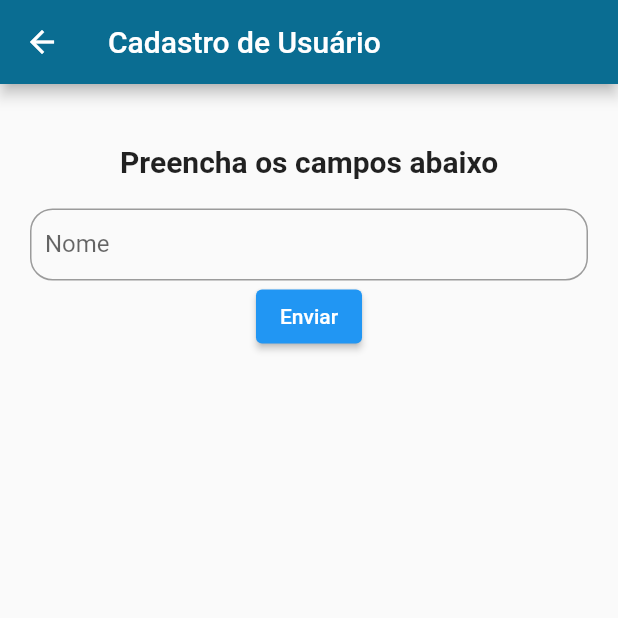
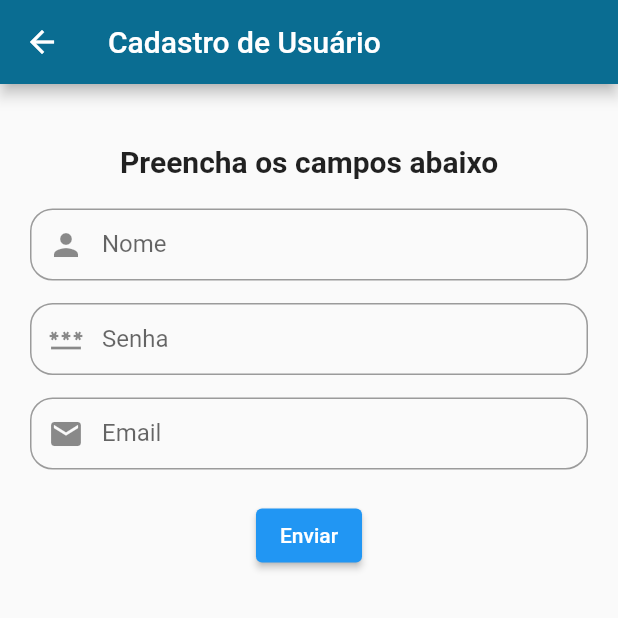
Before and after one commit to marcosfilipi/coordinates_list, a Flutter app: the screen it shows after launch, after a tap on "Criar nova conta", on a phone screen of 412 x 824 dp, the top half of it. Run offline on Flutter 3.47's test engine with Material 2 defaults, Android fonts, the light colour scheme and no system bars; our stand-ins replace flutter_signin_button.

Commit message:
camposda tela de cadastro

```diff
--- a/coordinates_list/lib/Pages/cadastro_usuario.dart
+++ b/coordinates_list/lib/Pages/cadastro_usuario.dart
@@ -34,26 +34,18 @@ class _RegisterUserScreenState extends State<RegisterUserScreen> {
               ),
             ),
             SizedBox(height: 20),
-            Center(
-              child: Form(
-                key: _formKey,
-                child: TextFormField(
-                  decoration: InputDecoration(
-                    contentPadding: EdgeInsets.all(10),
-                    border: OutlineInputBorder(
-                        borderRadius: BorderRadius.circular(15)),
-                    labelText: 'Nome',
-                  ),
-                  validator: (value) {
-                    if (value == null || value.isEmpty) {
-                      return 'Preencha os campos ';
-                    }
-
-                    return null;
-                  },
-                ),
-              ),
+            CustomTextFild(
+              label: "Nome",
+              icon: Icons.person,
             ),
+            SizedBox(height: 15),
+            CustomTextFild(label: "Senha", icon: Icons.password),
+            SizedBox(height: 15),
+            CustomTextFild(
+              label: "Email",
+              icon: Icons.email,
+            ),
+            SizedBox(height: 20),
             ElevatedButton(
               onPressed: () {
                 if (_formKey.currentState!.validate()) {
@@ -70,3 +62,30 @@ class _RegisterUserScreenState extends State<RegisterUserScreen> {
     );
   }
 }
+
+class CustomTextFild extends StatelessWidget {
+  final String label;
+  final IconData? icon;
+
+  const CustomTextFild({Key? key, required this.label, required this.icon})
+      : super(key: key);
+
+  @override
+  Widget build(BuildContext context) {
+    return TextFormField(
+      decoration: InputDecoration(
+        contentPadding: EdgeInsets.all(10),
+        border: OutlineInputBorder(borderRadius: BorderRadius.circular(15)),
+        labelText: label,
+        prefixIcon: icon == null ? null : Icon(icon),
+      ),
+      validator: (value) {
+        if (value == null || value.isEmpty) {
+          return 'Preencha os campos ';
+        }
+
+        return null;
+      },
+    );
+  }
+}
--- /dev/null
+++ b/coordinates_list/lib/firebase_option.dart
@@ -0,0 +1 @@
+// TODO Implement this library.
--- a/coordinates_list/lib/main.dart
+++ b/coordinates_list/lib/main.dart
@@ -1,8 +1,11 @@
+//import 'package:firebase_core/firebase_core.dart';
+//import 'firebase_option.dart';
 import 'package:coordinates_list/Pages/login.dart';
-import 'package:coordinates_list/models/item.dart';
 import 'package:flutter/material.dart';
 
 void main() {
+  WidgetsFlutterBinding.ensureInitialized();
+
   runApp(const MyApp());
 }
 
--- a/coordinates_list/pubspec.yaml
+++ b/coordinates_list/pubspec.yaml
@@ -36,6 +36,7 @@ dependencies:
   cupertino_icons: ^1.0.2
   flutter_signin_button: ^2.0.0
   hexcolor: ^2.0.7
+  firebase_core: ^1.18.0
 
 dev_dependencies:
   flutter_test:
```
Also changed, not shown: coordinates_list/pubspec.lock, 1 other file.
